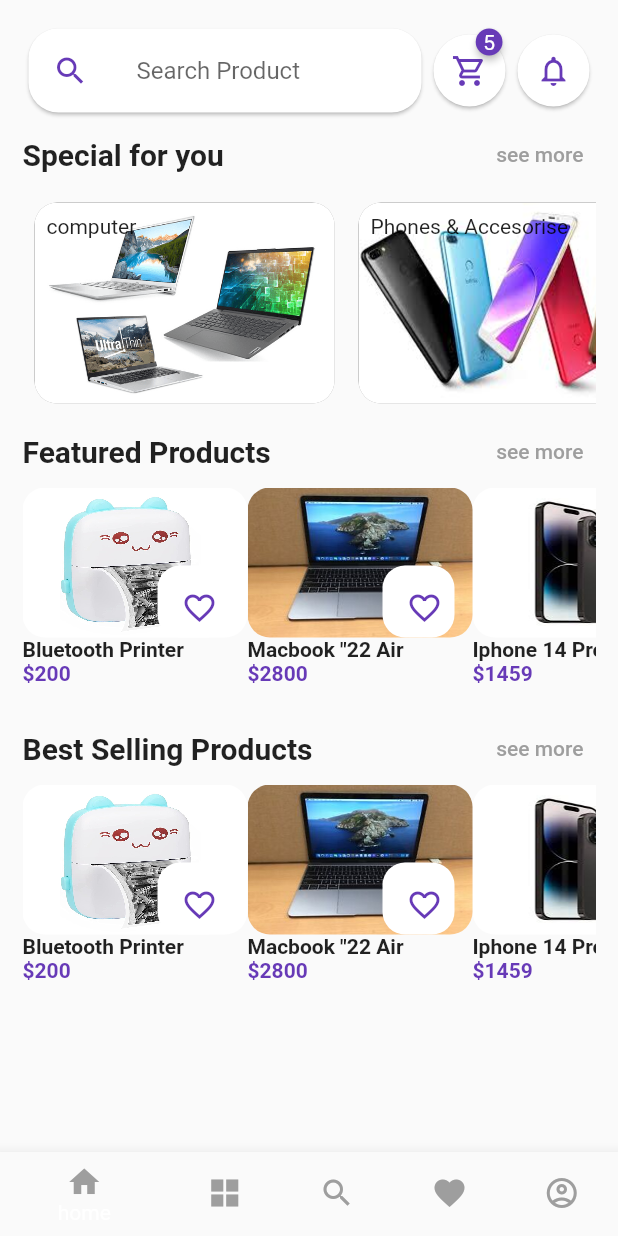
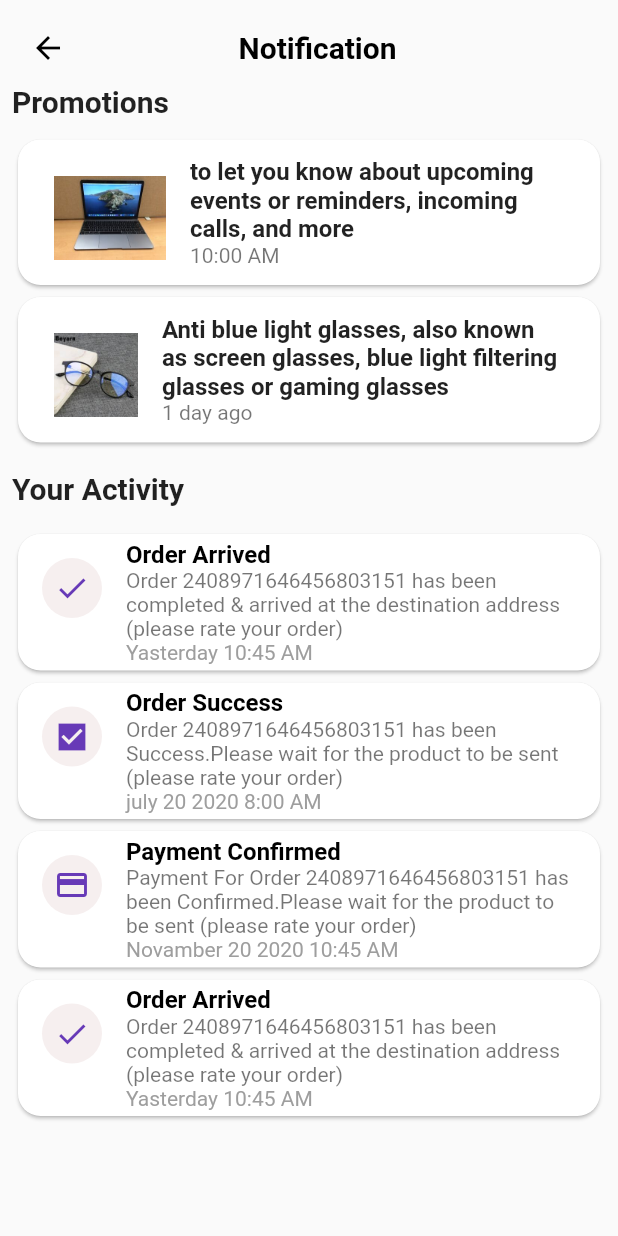
Before and after one commit to Ma3Dawy/e_commerce-app, a Flutter app: the Homescreen screen opened directly, after a tap on the "notifications none" icon, on a phone screen of 412 x 824 dp. Run offline on Flutter 3.47's test engine with Material 2 defaults, Android fonts, the phone set to English and light mode, and no system bars; drawn by our look-alikes of badges; our stand-ins replace dio, flutter_bloc, flutter_riverpod, freezed_annotation, riverpod_annotation, shared_preferences; accounts and stored records are empty; generated files the repository leaves out were written again.

Commit message:
new_updates

```diff
--- a/lib/components/customization/Custom_productbox.dart
+++ b/lib/components/customization/Custom_productbox.dart
@@ -1,7 +1,6 @@
+// ignore: file_names
 import 'package:apptask/components/customization/cusrom_list.dart';
 import 'package:flutter/material.dart';
-
-import '../../controlar/cubit/cart_cubut/cubit/cubit/cart_cubit.dart';
 
 class Boxdata {
   static rowbardata(BuildContext context,
@@ -33,8 +32,8 @@ class Boxdata {
 
   static productbox(BuildContext context,
       {required String title,
-      required String subtitle,
-      required String photo,
+      required Widget subtitle,
+      required Widget leading,
       Widget? child,
       double? width,
       double? height}) {
@@ -45,28 +44,49 @@ class Boxdata {
         width: width,
         height: height,
         child: ListTile(
-          title: Text(title, style: const TextStyle(color: Colors.black)),
-          subtitle: Text(
-            "\n$subtitle\n",
-            style: const TextStyle(color: Colors.deepPurple),
-          ),
-          leading: Image(image: AssetImage(photo)),
+          title: Text(title, style: const TextStyle(color: Colors.black,fontWeight: FontWeight.bold)),
+          subtitle: subtitle,
+          leading: leading,
           trailing: child,
         ),
       ),
     );
   }
 
+  static notificationbox(BuildContext context,{required String title,required String subtitle,required String time,required IconData icons}) {
+    return Boxdata.productbox(context,
+        title:title,
+        subtitle: Column(crossAxisAlignment: CrossAxisAlignment.start,
+          children:  [
+            Text(
+                subtitle),
+            Text(
+             time,
+              style: const TextStyle(color: Colors.grey),
+            )
+          ],
+        ),
+        leading:  CircleAvatar(
+            backgroundColor: const Color.fromARGB(255, 246, 239, 239),
+            child: Icon(
+             icons,
+              color: Colors.deepPurple,
+            )));
+  }
+
   static databox(BuildContext context,
       {required int index,
-     required void Function() onTap,
-     required void Function() onTap2,
-     required String cubitnumber}) {
+      required void Function() onTap,
+      required void Function() onTap2,
+      required String cubitnumber}) {
     return Boxdata.productbox(context,
         height: 100,
         title: wishlist[index]['title'],
-        subtitle: wishlist[index]['subtitle'],
-        photo: wishlist[index]['images'],
+        subtitle: Text(
+          wishlist[index]['subtitle'],
+          style: const TextStyle(color: Colors.deepPurple),
+        ),
+        leading: Image.asset(wishlist[index]['images']),
         child: FittedBox(
             fit: BoxFit.fill,
             child:
--- a/lib/components/customization/custom_searchbar.dart
+++ b/lib/components/customization/custom_searchbar.dart
@@ -1,3 +1,4 @@
+import 'package:apptask/view/appscreen/homescreen/notification.dart';
 import 'package:flutter/material.dart';
 import 'package:badges/badges.dart' as badges;
 
@@ -66,7 +67,10 @@ class Searchbar {
             Card(
                 shape: const CircleBorder(eccentricity: 1),
                 child: IconButton(
-                    onPressed: () {},
+                    onPressed: () {
+                      Navigatorhelper.navigatpush(
+                          context, const NotificationScreen());
+                    },
                     icon: const Icon(Icons.notifications_none,
                         color: Colors.deepPurple)))
           ],
--- a/lib/main.dart
+++ b/lib/main.dart
@@ -2,9 +2,11 @@ import 'package:apptask/root/app_root.dart';
 import 'package:flutter/material.dart';
 import 'package:flutter_riverpod/flutter_riverpod.dart';
 
+import 'controlar/dio_helper.dart';
+
 
 void main() {
   WidgetsFlutterBinding.ensureInitialized();
-
+   DioHelper.init();
   runApp(const ProviderScope(child: Myapp()));
 }
--- a/lib/root/app_root.dart
+++ b/lib/root/app_root.dart
@@ -1,6 +1,7 @@
 import 'package:apptask/controlar/cubit/language_cubit/cubit/language_cubit.dart';
 import 'package:apptask/controlar/cubit/order_cubit/orderstate_cubit.dart';
-import 'package:apptask/view/appscreen/homescreen/homescreen.dart';
+import 'package:apptask/view/loginscreen/login_screen.dart';
+import 'package:apptask/view/loginscreen/splashscreen.dart';
 import 'package:flutter/material.dart';
 import 'package:flutter_bloc/flutter_bloc.dart';
 import '../controlar/cubit/cart_cubut/cubit/cubit/cart_cubit.dart';
@@ -41,7 +42,7 @@ class Myapp extends StatelessWidget {
 
               theme: ThemsCubit.get(context).darkmood?ThemeData.dark():ThemeData.light(),
               debugShowCheckedModeBanner: false,
-              home:Homescreen(),
+              home:const Splashscreen(),
             );
         },
       ),
--- a/lib/view/appscreen/homescreen/cart_screens/cart_screen.dart
+++ b/lib/view/appscreen/homescreen/cart_screens/cart_screen.dart
@@ -1,4 +1,3 @@
-import 'package:apptask/components/customization/cusrom_list.dart';
 import 'package:apptask/components/data/appdata/profiledata/profile_screen_bar.dart';
 import 'package:apptask/controlar/navigator_helper.dart';
 import 'package:apptask/view/appscreen/homescreen/cart_screens/cheak_out_screen.dart';
--- a/lib/view/appscreen/homescreen/notification.dart
+++ b/lib/view/appscreen/homescreen/notification.dart
@@ -0,0 +1,71 @@
+import 'package:apptask/components/customization/Custom_productbox.dart';
+import 'package:apptask/components/customization/cusrom_list.dart';
+import 'package:apptask/components/data/appdata/profiledata/profile_screen_bar.dart';
+import 'package:flutter/material.dart';
+
+class NotificationScreen extends StatelessWidget {
+  const NotificationScreen({super.key});
+
+  @override
+  Widget build(BuildContext context) {
+    return Scaffold(
+      body: Padding(
+        padding: const EdgeInsets.all(8.0),
+        child: ListView(
+          children: [
+            ProfileScreenbar.profilebar(context, title: "Notification"),
+            const Text(
+              "Promotions",
+              style: TextStyle(fontWeight: FontWeight.bold, fontSize: 20),
+            ),
+            const SizedBox(
+              height: 10,
+            ),
+            Boxdata.chackoutboxdata(
+                context,
+                ListTile(
+                  title: const Text(
+                    "to let you know about upcoming events or reminders, incoming calls, and more",
+                    style: TextStyle(fontWeight: FontWeight.bold),
+                  ),
+                  subtitle: const Text("10:00 AM"),
+                  leading: Image.asset(
+                    wishlist[1]["images"],
+                  ),
+                )),
+            Boxdata.chackoutboxdata(
+                context,
+                ListTile(
+                  title: const Text(
+                    "Anti blue light glasses, also known as screen glasses, blue light filtering glasses or gaming glasses",
+                    style: TextStyle(fontWeight: FontWeight.bold),
+                  ),
+                  subtitle: const Text("1 day ago "),
+                  leading: Image.asset(
+                    wishlist[3]["images"],
+                  ),
+                )),
+            const SizedBox(
+              height: 15,
+            ),
+            const Text(
+              "Your Activity",
+              style: TextStyle(fontWeight: FontWeight.bold, fontSize: 20),
+            ),const SizedBox(
+              height: 15,
+            ),
+            Boxdata.notificationbox(context, title: "Order Arrived", subtitle: "Order 2408971646456803151 has been completed & arrived at the destination address (please rate your order)",
+             time: "Yasterday 10:45 AM", icons: Icons.check),
+              Boxdata.notificationbox(context, title: "Order Success", subtitle: "Order 2408971646456803151 has been Success.Please wait for the product to be sent (please rate your order)",
+             time: "july 20 2020 8:00 AM", icons: Icons.check_box_sharp),
+             Boxdata.notificationbox(context, title: "Payment Confirmed ", subtitle: "Payment For Order 2408971646456803151 has been Confirmed.Please wait for the product to be sent (please rate your order)",
+             time: "Novamber 20 2020 10:45 AM", icons: Icons.payment),
+              Boxdata.notificationbox(context, title: "Order Arrived", subtitle: "Order 2408971646456803151 has been completed & arrived at the destination address (please rate your order)",
+             time: "Yasterday 10:45 AM", icons: Icons.check),
+
+          ],
+        ),
+      ),
+    );
+  }
+}
--- a/lib/view/appscreen/search_screen.dart
+++ b/lib/view/appscreen/search_screen.dart
@@ -45,8 +45,8 @@ class Searchscreen extends StatelessWidget {
             itemCount: search.length,
             itemBuilder: (context, index) => Boxdata.productbox(context,
                 title: search[index]['title'],
-                subtitle: search[index]['subtitle'],
-                photo: search[index]['images'],
+                subtitle:Text( search[index]['subtitle'],style: const TextStyle(color:Colors.deepPurple),),
+                leading:Image.asset(search[index]['images']) ,
                 child:  IconButton(
                 onPressed: () {},
                 icon: const Icon(Icons.shopping_cart_outlined,
--- a/lib/view/appscreen/wish_screen.dart
+++ b/lib/view/appscreen/wish_screen.dart
@@ -29,8 +29,8 @@ class WishScreen extends StatelessWidget {
             itemCount: wishlist.length,
             itemBuilder: (context, index) => Boxdata.productbox(context,
                 title: wishlist[index]['title'],
-                subtitle: wishlist[index]['subtitle'],
-                photo: wishlist[index]['images'],
+                subtitle:Text( wishlist[index]['subtitle'],style: const TextStyle(color:Colors.deepPurple),),
+                leading:Image.asset(wishlist[index]['images']) ,
                 child: IconButton(
                 onPressed: () {},
                 icon: const Icon(Icons.shopping_cart_outlined,
```
Also changed, not shown: lib/components/data/appdata/profiledata/profile_screen_data.dart (+10 -3 lines), lib/components/data/logindata/login_data.dart (+19 -9 lines), lib/controlar/dio_helper.dart (added, +44 -0 lines), lib/models/user_model.dart (added, +22 -0 lines), 1 other file.
